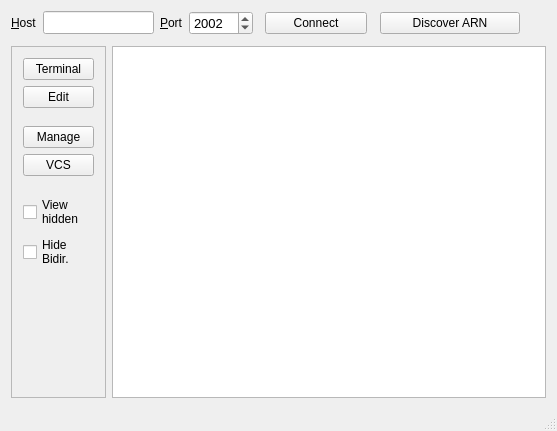
This is src/MainWindow.ui in micwik/ArnBrowser as Qt 5 draws it before an edit. The edited form follows.
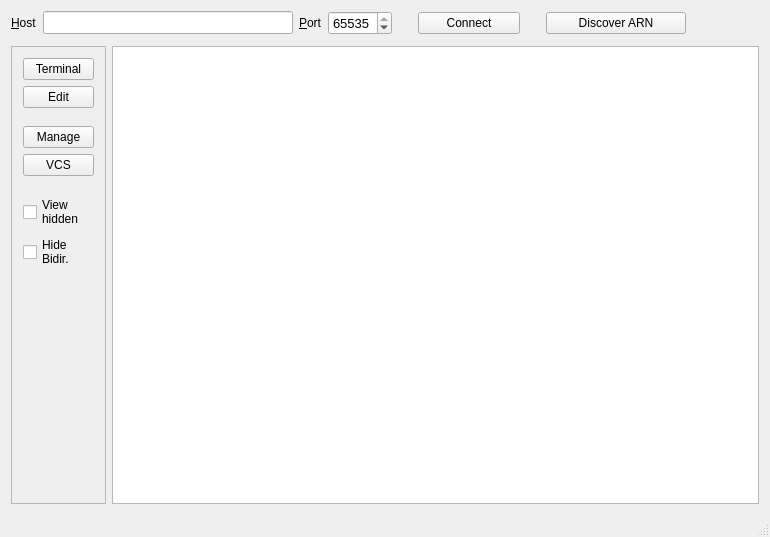
This is the edited form. Icons and pictures are not drawn.

Commit message: Changed to libArn4, Adapted layout to Qt5

Patch:
```diff
--- a/src/MainWindow.ui
+++ b/src/MainWindow.ui
@@ -6,8 +6,8 @@
    <rect>
     <x>0</x>
     <y>0</y>
-    <width>557</width>
-    <height>431</height>
+    <width>770</width>
+    <height>537</height>
    </rect>
   </property>
   <property name="windowTitle">
@@ -36,11 +36,23 @@
       <item>
        <widget class="QLineEdit" name="hostEdit">
         <property name="sizePolicy">
-         <sizepolicy hsizetype="Expanding" vsizetype="Fixed">
+         <sizepolicy hsizetype="MinimumExpanding" vsizetype="Fixed">
           <horstretch>0</horstretch>
           <verstretch>0</verstretch>
          </sizepolicy>
         </property>
+        <property name="minimumSize">
+         <size>
+          <width>250</width>
+          <height>0</height>
+         </size>
+        </property>
+        <property name="baseSize">
+         <size>
+          <width>0</width>
+          <height>0</height>
+         </size>
+        </property>
         <property name="font">
          <font>
           <pointsize>10</pointsize>
@@ -53,6 +65,12 @@
       </item>
       <item>
        <widget class="QLabel" name="portLabel">
+        <property name="sizePolicy">
+         <sizepolicy hsizetype="Preferred" vsizetype="Preferred">
+          <horstretch>0</horstretch>
+          <verstretch>0</verstretch>
+         </sizepolicy>
+        </property>
         <property name="text">
          <string>&amp;Port</string>
         </property>
@@ -64,7 +82,7 @@
       <item>
        <widget class="QSpinBox" name="portEdit">
         <property name="sizePolicy">
-         <sizepolicy hsizetype="Minimum" vsizetype="Fixed">
+         <sizepolicy hsizetype="Preferred" vsizetype="Fixed">
           <horstretch>0</horstretch>
           <verstretch>0</verstretch>
          </sizepolicy>
@@ -87,7 +105,7 @@
          <number>65535</number>
         </property>
         <property name="value">
-         <number>2002</number>
+         <number>65535</number>
         </property>
        </widget>
       </item>
@@ -196,6 +214,9 @@
         <property name="orientation">
          <enum>Qt::Horizontal</enum>
         </property>
+        <property name="sizeType">
+         <enum>QSizePolicy::Expanding</enum>
+        </property>
         <property name="sizeHint" stdset="0">
          <size>
           <width>40</width>
```
Left out of the diff: 6 changed lines with no effect on the pictures. The commit also changes 2 other files.
